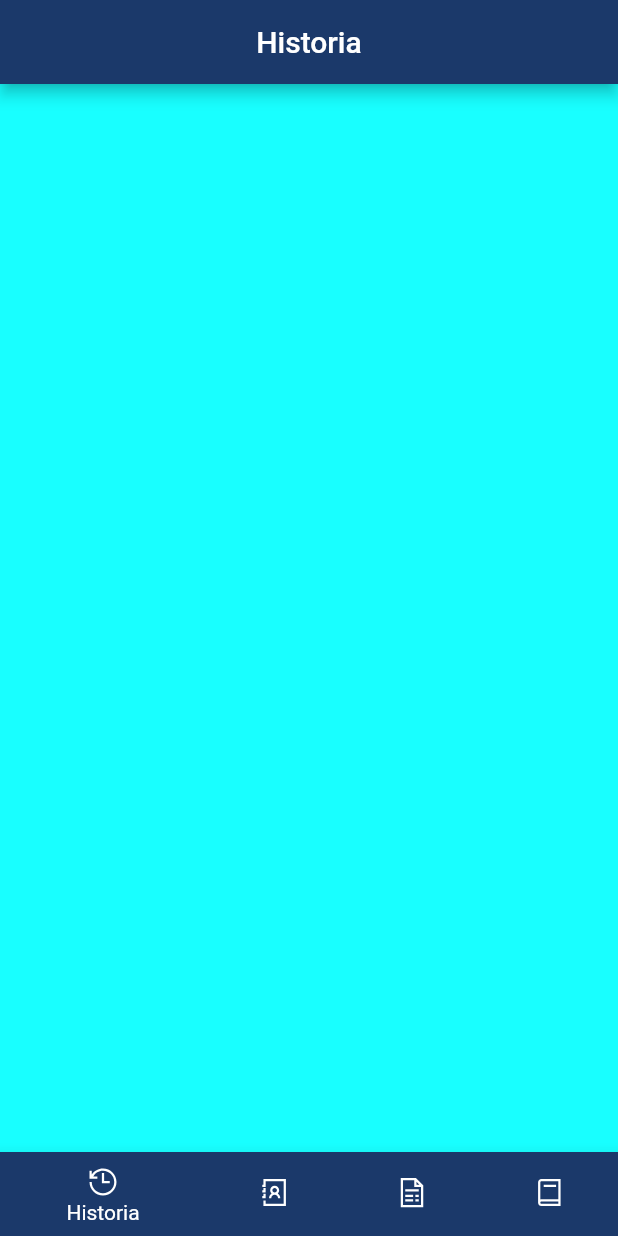
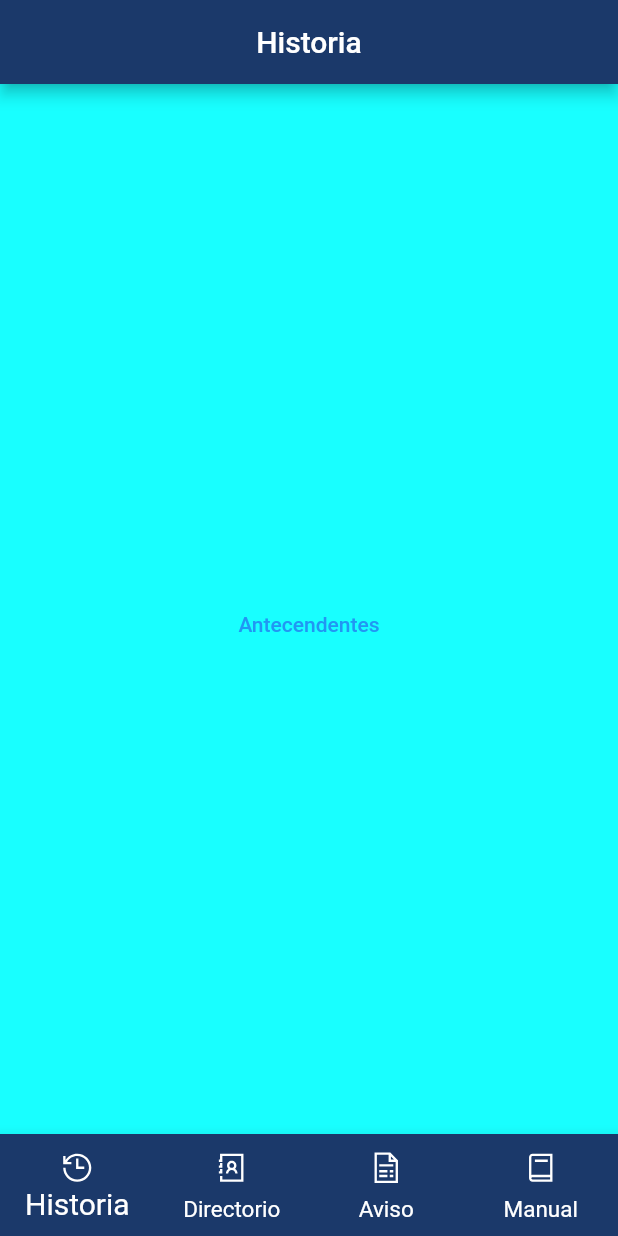
Before and after one commit to itsaizempoaltecatl/app_informativa_ite, a Flutter app: the screen it shows after launch, on a phone screen of 412 x 824 dp. Run offline on Flutter 3.47's test engine with Material 2 defaults, Android fonts, the light colour scheme and no system bars; our stand-ins replace line_icons.

Commit message:
bottom navbar edit

```diff
--- /dev/null
+++ b/lib/historia/antecedentes.dart
@@ -0,0 +1,12 @@
+import 'package:flutter/material.dart';
+
+class Past extends StatelessWidget {
+  const Past({Key? key}) : super(key: key);
+
+  @override
+  Widget build(BuildContext context) {
+    return Container(
+      child: Text("Antecedentese"),
+    );
+  }
+}
--- a/lib/historia/historia_menu.dart
+++ b/lib/historia/historia_menu.dart
@@ -1,14 +1,26 @@
+import 'package:app_informativa_ite/classes/indexes.dart';
 import 'package:flutter/material.dart';
 
-class History extends StatelessWidget {
+class History extends StatefulWidget {
   const History({Key? key}) : super(key: key);
 
   @override
+  State<History> createState() => _HistoryState();
+}
+
+class _HistoryState extends State<History> {
+  @override
   Widget build(BuildContext context) {
     return Container(
-      alignment: Alignment.center,
-      padding: const EdgeInsets.fromLTRB(20, 30, 20, 10),
-      color: Colors.cyanAccent,
-    );
+        width: double.infinity,
+        height: double.infinity,
+        padding: const EdgeInsets.fromLTRB(20, 30, 20, 10),
+        color: Colors.cyanAccent,
+        child: Column(
+          mainAxisAlignment: MainAxisAlignment.center,
+          children: [
+            TextButton(onPressed: () {}, child: Text("Antecendentes")),
+          ],
+        ));
   }
 }
--- a/lib/principal/home_page.dart
+++ b/lib/principal/home_page.dart
@@ -5,6 +5,8 @@ import 'package:app_informativa_ite/manual/manual.dart';
 import 'package:flutter/material.dart';
 
 import 'package:line_icons/line_icons.dart';
+
+import '../historia/antecedentes.dart';
 
 class HomePage extends StatefulWidget {
   HomePage({
@@ -16,28 +18,37 @@ class HomePage extends StatefulWidget {
 }
 
 class _HomePageState extends State<HomePage> {
-  int currentScreen = 0;
-
-  Map screens = {
+  int currentPage = 0;
+  final Map screens = {
     0: {'name': 'Historia', 'screen': const History()},
     1: {'name': 'Directorio', 'screen': const Directory()},
     2: {'name': 'Aviso de privacidad', 'screen': const Privacy()},
-    3: {'name': 'Manual de identidad grafica', 'screen': const Manual()}
+    3: {'name': 'Manual de identidad grafica', 'screen': const Manual()},
+    4: {'name': 'Antecedentes', 'screen': const Past()}
   };
 
   @override
   Widget build(BuildContext context) {
     return Scaffold(
       appBar: AppBar(
-          title: Center(child: Text('${screens[currentScreen]['name']}')),
+        title: Center(child: Text('${screens[currentPage]['name']}')),
         backgroundColor: const Color(0xFF1b396a),
       ),
-        body: screens[currentScreen]['screen'],
-        bottomNavigationBar: Theme(
-          data: Theme.of(context).copyWith(
-            canvasColor: const Color(0xFF1b396a),
-          ),
-          child: BottomNavigationBar(
+      body: screens[currentPage]['screen'],
+      bottomNavigationBar: BottomNavigationBar(
+        type: BottomNavigationBarType.fixed,
+        backgroundColor: const Color(0xFF1b396a),
+        selectedItemColor: Colors.white,
+        unselectedItemColor: Colors.white,
+        selectedFontSize: 20,
+        unselectedFontSize: 15,
+        iconSize: 25,
+        currentIndex: currentPage,
+        onTap: (index) {
+          setState(() {
+            currentPage = index;
+          });
+        },
         items: const [
           BottomNavigationBarItem(
               icon: Icon(
@@ -64,13 +75,7 @@ class _HomePageState extends State<HomePage> {
               ),
               label: 'Manual')
         ],
-            currentIndex: currentScreen,
-            onTap: (index) {
-              setState(() {
-                currentScreen = index;
-              });
-            },
       ),
-        ));
+    );
   }
 }
```
Also changed, not shown: lib/maps/map_.dart (added), 1 other file. Lines whose indentation alone changed are shown as unchanged.
